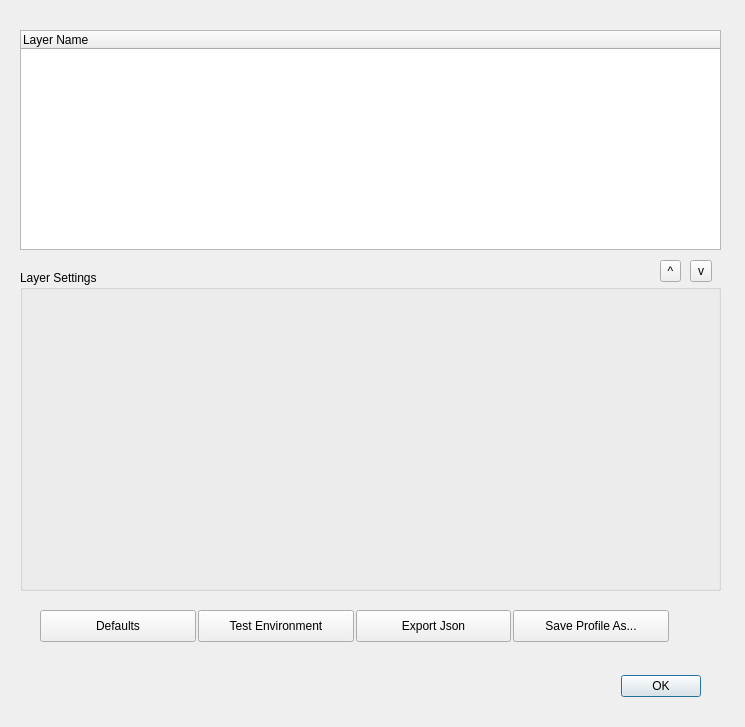
First picture: the form in vkconfig/dlgprofileeditor.ui, repository LunarG/VulkanTools, before the edit.
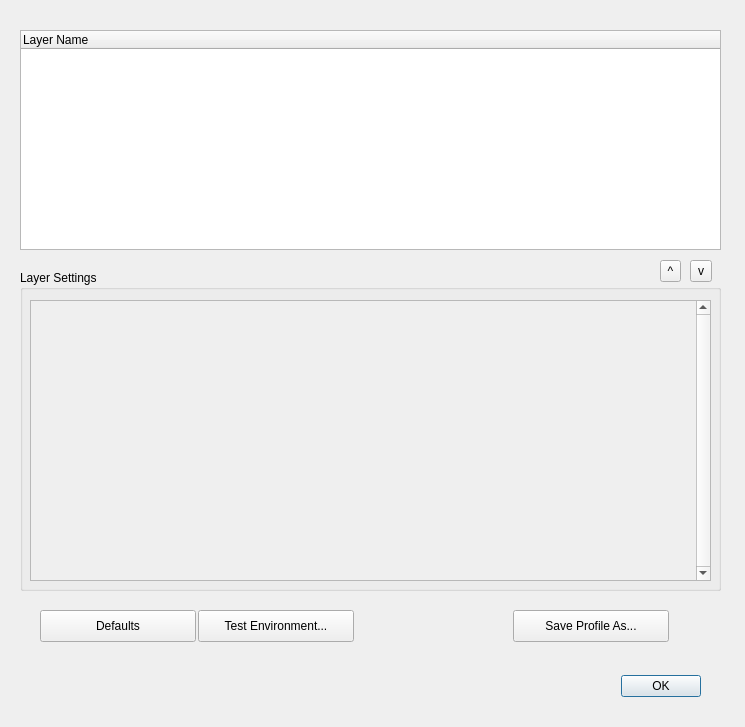
Second picture: the form after the edit.

Patch:
```diff
--- a/vkconfig/dlgprofileeditor.ui
+++ b/vkconfig/dlgprofileeditor.ui
@@ -76,19 +76,6 @@
     <string>Defaults</string>
    </property>
   </widget>
-  <widget class="QPushButton" name="pushButton_2">
-   <property name="geometry">
-    <rect>
-     <x>356</x>
-     <y>610</y>
-     <width>155</width>
-     <height>32</height>
-    </rect>
-   </property>
-   <property name="text">
-    <string>Export Json</string>
-   </property>
-  </widget>
   <widget class="QPushButton" name="pushButtonLaunchTest">
    <property name="geometry">
     <rect>
@@ -99,7 +86,7 @@
     </rect>
    </property>
    <property name="text">
-    <string>Test Environment</string>
+    <string>Test Environment...</string>
    </property>
   </widget>
   <widget class="QToolButton" name="toolButtonDown">
@@ -146,6 +133,35 @@
    <property name="title">
     <string>Layer Settings</string>
    </property>
+   <widget class="QScrollArea" name="scrollArea">
+    <property name="geometry">
+     <rect>
+      <x>10</x>
+      <y>30</y>
+      <width>681</width>
+      <height>281</height>
+     </rect>
+    </property>
+    <property name="verticalScrollBarPolicy">
+     <enum>Qt::ScrollBarAlwaysOn</enum>
+    </property>
+    <property name="sizeAdjustPolicy">
+     <enum>QAbstractScrollArea::AdjustToContents</enum>
+    </property>
+    <property name="widgetResizable">
+     <bool>true</bool>
+    </property>
+    <widget class="QWidget" name="scrollAreaWidgetContents">
+     <property name="geometry">
+      <rect>
+       <x>0</x>
+       <y>0</y>
+       <width>664</width>
+       <height>279</height>
+      </rect>
+     </property>
+    </widget>
+   </widget>
   </widget>
  </widget>
  <resources/>
```
